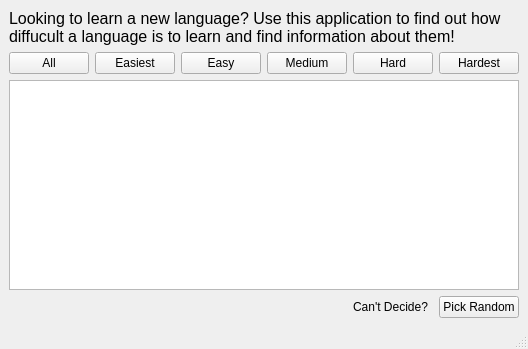
This is mainwindow.ui in vtulonen/language-difficulty-guide as Qt 5 draws it before an edit. The edited form follows.
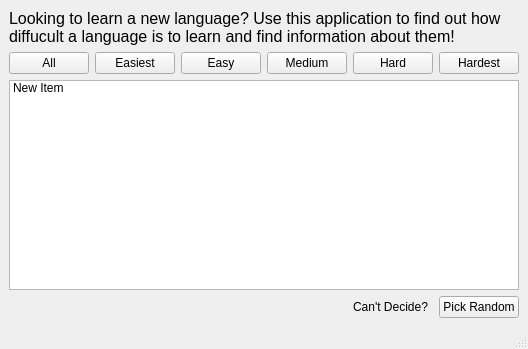
This is the edited form.

```diff
--- a/mainwindow.ui
+++ b/mainwindow.ui
@@ -86,6 +86,11 @@
       <property name="sortingEnabled">
        <bool>true</bool>
       </property>
+      <item>
+       <property name="text">
+        <string>New Item</string>
+       </property>
+      </item>
      </widget>
     </item>
     <item row="5" column="6">
```
